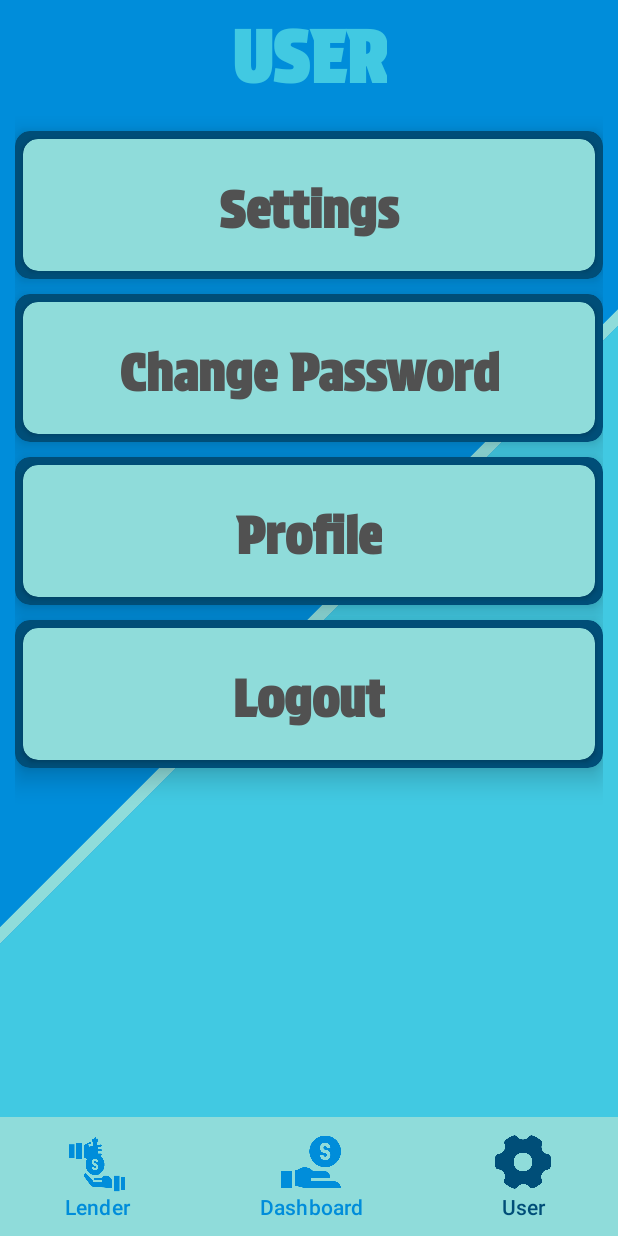
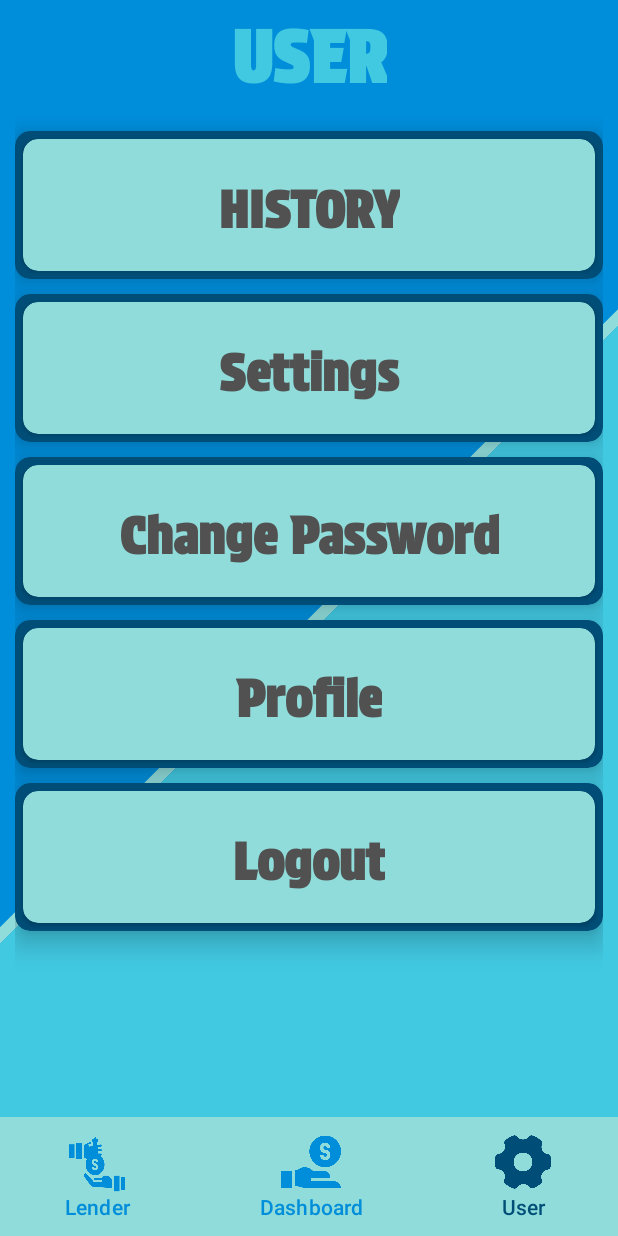
Before and after one commit to SenpaiZero/CreditSwift, an Android app: the userHome screen opened directly, with no data from a screen before it, on a phone screen of 412 x 824 dp. Run offline under Robolectric (Android 15) with nearby library versions, the light colour scheme and no system bars.

Commit message:
Added history of past transactions, improved change password and improved dashboard

```diff
--- a/Android System/app/src/main/java/com/example/Helper/userInterfaceHelper.java
+++ b/Android System/app/src/main/java/com/example/Helper/userInterfaceHelper.java
@@ -138,16 +138,20 @@ public class userInterfaceHelper {
     }
     public String setPositiveConfirmation_changePassword(ProfileHelper profileHelper, String username, String currentPass, String newPass) {
         String va = profileHelper.checkLogin(username, currentPass);
+
         if(va.equalsIgnoreCase("LENDER")) {
             profileHelper.changePassword(username, newPass);
+            Log.d("Change Password", "LENDER");
             return "Password has been updated";
         }
         else if(va.equalsIgnoreCase("BORROWER")) {
             profileHelper.changePassword(username, newPass);
+            Log.d("Change Password", "BORROWER");
             return "Password has been updated";
         }
         else if(va.equalsIgnoreCase("ADMIN")) {
             profileHelper.changePassword(username, newPass);
+            Log.d("Change Password", "ADMIN");
             return "Password has been updated";
         }
         else {
--- a/Android System/app/src/main/java/com/example/taskperformance/adminHome.java
+++ b/Android System/app/src/main/java/com/example/taskperformance/adminHome.java
@@ -322,7 +322,7 @@ public class adminHome extends AppCompatActivity {
                 String va = profileHelper.newAccount(user, pass, email, "ADMIN");
                 if(va.equalsIgnoreCase("true"))
                 {
-                    UIHelper.showCustomToast("You have successfully registered.");
+                    UIHelper.showCustomToast("You have successfully added a new admin.");
                     newAdminUser.setText("");
                     newAdminPass.setText("");
                     newAdminEmail.setText("");
--- a/Android System/app/src/main/res/layout/activity_change_password.xml
+++ b/Android System/app/src/main/res/layout/activity_change_password.xml
@@ -101,6 +101,7 @@
                 android:fontFamily="@font/abel"
                 android:hint="Current Password"
                 android:password="true"
+                android:singleLine="true"
                 android:textAllCaps="true"
                 android:textColor="@color/darkRegister"
                 android:textColorHint="@color/darkRegister" />
@@ -132,6 +133,7 @@
                 android:fontFamily="@font/abel"
                 android:hint="New Password"
                 android:password="true"
+                android:singleLine="true"
                 android:textAllCaps="true"
                 android:textColor="@color/darkRegister"
                 android:textColorHint="@color/darkRegister" />
@@ -163,6 +165,7 @@
                 android:fontFamily="@font/abel"
                 android:hint="Confirm New Password"
                 android:password="true"
+                android:singleLine="true"
                 android:textAllCaps="true"
                 android:textColor="@color/darkRegister"
                 android:textColorHint="@color/darkRegister" />
--- a/Android System/app/src/main/res/layout/activity_user_home.xml
+++ b/Android System/app/src/main/res/layout/activity_user_home.xml
@@ -78,6 +78,57 @@
         app:layout_constraintEnd_toEndOf="parent"
         app:layout_constraintStart_toStartOf="parent"
         app:layout_constraintTop_toBottomOf="@+id/userTitleTxt">
+
+        <androidx.cardview.widget.CardView
+            android:id="@+id/userHistory"
+            android:layout_width="match_parent"
+            android:layout_height="wrap_content"
+            android:layout_marginTop="10dp"
+            app:cardBackgroundColor="@color/lightTxt"
+            app:cardCornerRadius="10dp"
+            app:cardElevation="10dp">
+
+            <androidx.constraintlayout.widget.ConstraintLayout
+                android:layout_width="match_parent"
+                android:layout_height="match_parent">
+
+                <androidx.cardview.widget.CardView
+                    android:layout_width="match_parent"
+                    android:layout_height="match_parent"
+                    android:layout_margin="5dp"
+                    app:cardBackgroundColor="@color/lightBackground"
+                    app:cardCornerRadius="10dp"
+                    app:layout_constraintBottom_toBottomOf="parent"
+                    app:layout_constraintEnd_toEndOf="parent"
+                    app:layout_constraintStart_toStartOf="parent"
+                    app:layout_constraintTop_toTopOf="parent">
+
+                    <androidx.constraintlayout.widget.ConstraintLayout
+                        android:layout_width="match_parent"
+                        android:layout_height="match_parent"
+                        android:paddingTop="20dp"
+                        android:paddingBottom="20dp">
+
+                        <TextView
+                            android:id="@+id/textView3343asd"
+                            android:layout_width="wrap_content"
+                            android:layout_height="wrap_content"
+                            android:fontFamily="@font/protest_strike"
+                            android:text="HISTORY"
+                            android:textAlignment="center"
+                            android:textColor="#515151"
+                            android:textSize="34sp"
+                            android:textStyle="bold"
+                            app:layout_constraintBottom_toBottomOf="parent"
+                            app:layout_constraintEnd_toEndOf="parent"
+                            app:layout_constraintStart_toStartOf="parent"
+                            app:layout_constraintTop_toTopOf="parent" />
+                    </androidx.constraintlayout.widget.ConstraintLayout>
+
+                </androidx.cardview.widget.CardView>
+            </androidx.constraintlayout.widget.ConstraintLayout>
+
+        </androidx.cardview.widget.CardView>
 
         <androidx.cardview.widget.CardView
             android:id="@+id/userSettings"
@@ -327,40 +378,6 @@
             app:cornerRadius="4dp" />
     </LinearLayout>
 
-    <include
-        android:id="@+id/userSettingCon"
-        layout="@layout/settings_include"
-        android:layout_width="0dp"
-        android:layout_height="0dp"
-        android:visibility="invisible"
-        app:layout_constraintBottom_toBottomOf="@+id/linearLayout"
-        app:layout_constraintEnd_toEndOf="parent"
-        app:layout_constraintStart_toStartOf="parent"
-        app:layout_constraintTop_toTopOf="parent" />
-
-    <include
-        android:id="@+id/dashboardInclude"
-        layout="@layout/borrower_dashboard"
-        android:layout_width="0dp"
-        android:layout_height="0dp"
-        android:visibility="invisible"
-        app:layout_constraintBottom_toBottomOf="@+id/recyclerCon"
-        app:layout_constraintEnd_toEndOf="parent"
-        app:layout_constraintStart_toStartOf="parent"
-        app:layout_constraintTop_toTopOf="@id/userTitleTxt"
-        app:layout_constraintVertical_bias="0.0" />
-
-    <include
-        android:id="@+id/applyInclude"
-        layout="@layout/apply_info_view"
-        android:layout_width="0dp"
-        android:layout_height="0dp"
-        android:visibility="invisible"
-        app:layout_constraintBottom_toBottomOf="parent"
-        app:layout_constraintEnd_toEndOf="parent"
-        app:layout_constraintStart_toStartOf="parent"
-        app:layout_constraintTop_toTopOf="parent" />
-
     <LinearLayout
         android:id="@+id/tabCon"
         android:layout_width="match_parent"
@@ -419,6 +436,40 @@
     </LinearLayout>
 
     <include
+        android:id="@+id/dashboardInclude"
+        layout="@layout/borrower_dashboard"
+        android:layout_width="0dp"
+        android:layout_height="0dp"
+        android:visibility="invisible"
+        app:layout_constraintBottom_toBottomOf="@+id/recyclerCon"
+        app:layout_constraintEnd_toEndOf="parent"
+        app:layout_constraintStart_toStartOf="parent"
+        app:layout_constraintTop_toTopOf="@id/userTitleTxt"
+        app:layout_constraintVertical_bias="0.0" />
+
+    <include
+        android:id="@+id/userSettingCon"
+        layout="@layout/settings_include"
+        android:layout_width="0dp"
+        android:layout_height="0dp"
+        android:visibility="invisible"
+        app:layout_constraintBottom_toBottomOf="@+id/linearLayout"
+        app:layout_constraintEnd_toEndOf="parent"
+        app:layout_constraintStart_toStartOf="parent"
+        app:layout_constraintTop_toTopOf="parent" />
+
+    <include
+        android:id="@+id/applyInclude"
+        layout="@layout/apply_info_view"
+        android:layout_width="0dp"
+        android:layout_height="0dp"
+        android:visibility="invisible"
+        app:layout_constraintBottom_toBottomOf="parent"
+        app:layout_constraintEnd_toEndOf="parent"
+        app:layout_constraintStart_toStartOf="parent"
+        app:layout_constraintTop_toTopOf="parent" />
+
+    <include
         android:id="@+id/confirmationInclude"
         layout="@layout/confirmation_include"
         android:layout_width="0dp"
```
Also changed, not shown: Android System/app/src/main/java/com/example/Adapter/historyAdapter.java (added, +62 -0 lines), Android System/app/src/main/java/com/example/Helper/ProfileHelper.java (+109 -3 lines), Android System/app/src/main/java/com/example/model/historyModel.java (added, +34 -0 lines), Android System/app/src/main/java/com/example/taskperformance/MainActivity.java (+11 -6 lines), Android System/app/src/main/java/com/example/taskperformance/changePassword.java (+5 -2 lines), Android System/app/src/main/java/com/example/taskperformance/lenderHome.java (+26 -2 lines), Android System/app/src/main/java/com/example/taskperformance/userHome.java (+34 -3 lines), Android System/app/src/main/res/layout/activity_lender_home.xml (+51 -0 lines), Android System/app/src/main/res/layout/history_view.xml (added, +126 -0 lines).
